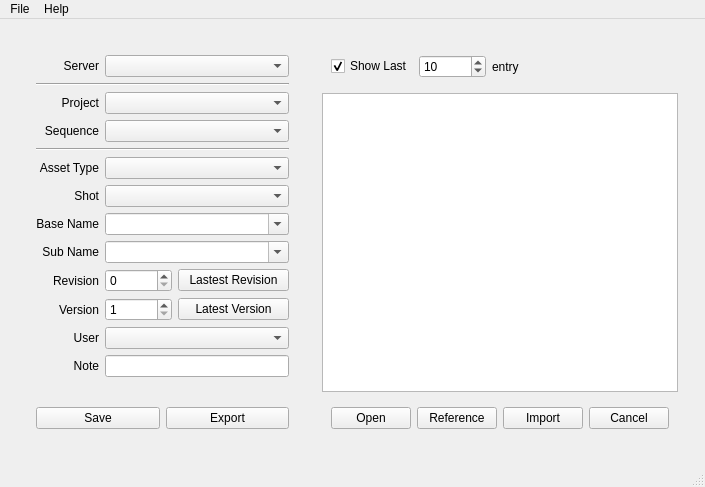
code-google-com/oyprojectmanager, file ui/assetManager.ui: the form before one commit.
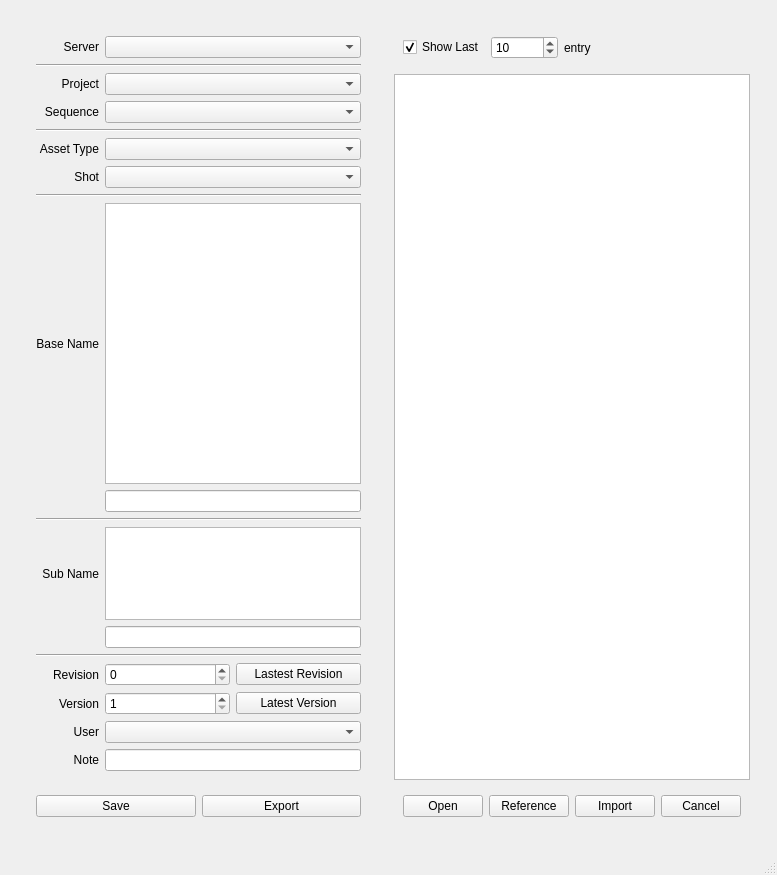
The form after the commit.

The edit to the form file:
```diff
--- a/ui/assetManager.ui
+++ b/ui/assetManager.ui
@@ -9,8 +9,8 @@
    <rect>
     <x>0</x>
     <y>0</y>
-    <width>703</width>
-    <height>487</height>
+    <width>749</width>
+    <height>875</height>
    </rect>
   </property>
   <property name="sizePolicy">
@@ -47,7 +47,7 @@
            <verstretch>1</verstretch>
           </sizepolicy>
          </property>
-         <layout class="QVBoxLayout" name="verticalLayout1" stretch="0,1,0">
+         <layout class="QVBoxLayout" name="verticalLayout1" stretch="0,0">
           <item>
            <widget class="QWidget" name="gridWidget1" native="true">
             <layout class="QGridLayout" name="gridLayout1">
@@ -218,7 +218,7 @@
                </property>
               </widget>
              </item>
-             <item row="8" column="0">
+             <item row="10" column="0">
               <widget class="QLabel" name="baseName_label1">
                <property name="text">
                 <string>Base Name</string>
@@ -228,34 +228,7 @@
                </property>
               </widget>
              </item>
-             <item row="8" column="1">
-              <widget class="QComboBox" name="baseName_comboBox1">
-               <property name="enabled">
-                <bool>true</bool>
-               </property>
-               <property name="sizePolicy">
-                <sizepolicy hsizetype="Preferred" vsizetype="Fixed">
-                 <horstretch>1</horstretch>
-                 <verstretch>0</verstretch>
-                </sizepolicy>
-               </property>
-               <property name="toolTip">
-                <string>for shot independent types enter or select a baseName</string>
-               </property>
-               <property name="statusTip">
-                <string>for shot independent types enter or select a baseName</string>
-               </property>
-               <property name="whatsThis">
-                <string>Base Name:
-
-This shows the base name of an asset</string>
-               </property>
-               <property name="editable">
-                <bool>true</bool>
-               </property>
-              </widget>
-             </item>
-             <item row="9" column="0">
+             <item row="13" column="0">
               <widget class="QLabel" name="subName_label1">
                <property name="text">
                 <string>Sub Name</string>
@@ -265,33 +238,6 @@
                </property>
               </widget>
              </item>
-             <item row="9" column="1">
-              <widget class="QComboBox" name="subName_comboBox1">
-               <property name="enabled">
-                <bool>true</bool>
-               </property>
-               <property name="sizePolicy">
-                <sizepolicy hsizetype="Preferred" vsizetype="Fixed">
-                 <horstretch>1</horstretch>
-                 <verstretch>0</verstretch>
-                </sizepolicy>
-               </property>
-               <property name="toolTip">
-                <string>if the project supports SubName field, you can enter or select a subName</string>
-               </property>
-               <property name="statusTip">
-                <string>if the project supports SubName field, you can enter or select a subName</string>
-               </property>
-               <property name="whatsThis">
-                <string>Sub Name:
-
-Sub name field is introduced with this new version. Its main purpose is to let the users work on the same shot dependent assets togather. By default the field will be set to MAIN...</string>
-               </property>
-               <property name="editable">
-                <bool>true</bool>
-               </property>
-              </widget>
-             </item>
              <item row="1" column="0" colspan="2">
               <widget class="Line" name="line">
                <property name="orientation">
@@ -306,7 +252,7 @@
                </property>
               </widget>
              </item>
-             <item row="10" column="0">
+             <item row="16" column="0">
               <widget class="QLabel" name="revision_label1">
                <property name="text">
                 <string>Revision</string>
@@ -316,7 +262,7 @@
                </property>
               </widget>
              </item>
-             <item row="10" column="1">
+             <item row="16" column="1">
               <widget class="QWidget" name="revision_horizontalWidget" native="true">
                <layout class="QHBoxLayout" name="revision_horizontalLayout" stretch="1,1">
                 <property name="margin">
@@ -359,7 +305,7 @@
                </layout>
               </widget>
              </item>
-             <item row="11" column="0">
+             <item row="17" column="0">
               <widget class="QLabel" name="version_label1">
                <property name="text">
                 <string>Version</string>
@@ -369,7 +315,7 @@
                </property>
               </widget>
              </item>
-             <item row="11" column="1">
+             <item row="17" column="1">
               <widget class="QWidget" name="version_horizontalWidget" native="true">
                <layout class="QHBoxLayout" name="version_horizontalLayout">
                 <property name="margin">
@@ -421,7 +367,7 @@
                </layout>
               </widget>
              </item>
-             <item row="12" column="0">
+             <item row="18" column="0">
               <widget class="QLabel" name="user_label1">
                <property name="text">
                 <string>User</string>
@@ -431,7 +377,7 @@
                </property>
               </widget>
              </item>
-             <item row="12" column="1">
+             <item row="18" column="1">
               <widget class="QComboBox" name="user_comboBox1">
                <property name="sizePolicy">
                 <sizepolicy hsizetype="Preferred" vsizetype="Fixed">
@@ -452,7 +398,7 @@
                </property>
               </widget>
              </item>
-             <item row="13" column="0">
+             <item row="19" column="0">
               <widget class="QLabel" name="note_label1">
                <property name="text">
                 <string>Note</string>
@@ -462,7 +408,7 @@
                </property>
               </widget>
              </item>
-             <item row="13" column="1">
+             <item row="19" column="1">
               <widget class="QLineEdit" name="note_lineEdit1">
                <property name="sizePolicy">
                 <sizepolicy hsizetype="Expanding" vsizetype="Fixed">
@@ -483,22 +429,65 @@
                </property>
               </widget>
              </item>
+             <item row="10" column="1">
+              <widget class="QListWidget" name="baseName_listWidget">
+               <property name="sizePolicy">
+                <sizepolicy hsizetype="Expanding" vsizetype="Expanding">
+                 <horstretch>0</horstretch>
+                 <verstretch>3</verstretch>
+                </sizepolicy>
+               </property>
+               <property name="alternatingRowColors">
+                <bool>true</bool>
+               </property>
+              </widget>
+             </item>
+             <item row="11" column="1">
+              <widget class="QLineEdit" name="baseName_lineEdit"/>
+             </item>
+             <item row="13" column="1">
+              <widget class="QListWidget" name="subName_listWidget">
+               <property name="sizePolicy">
+                <sizepolicy hsizetype="Expanding" vsizetype="Expanding">
+                 <horstretch>0</horstretch>
+                 <verstretch>1</verstretch>
+                </sizepolicy>
+               </property>
+               <property name="alternatingRowColors">
+                <bool>true</bool>
+               </property>
+               <property name="resizeMode">
+                <enum>QListView::Fixed</enum>
+               </property>
+              </widget>
+             </item>
+             <item row="14" column="1">
+              <widget class="QLineEdit" name="subName_lineEdit"/>
+             </item>
+             <item row="8" column="0" colspan="2">
+              <widget class="Line" name="line_3">
+               <property name="orientation">
+                <enum>Qt::Horizontal</enum>
+               </property>
+              </widget>
+             </item>
+             <item row="12" column="0" colspan="2">
+              <widget class="Line" name="line_4">
+               <property name="orientation">
+                <enum>Qt::Horizontal</enum>
+               </property>
+              </widget>
+             </item>
+             <item row="15" column="0" colspan="2">
+              <widget class="Line" name="line_5">
+               <property name="orientation">
+                <enum>Qt::Horizontal</enum>
+               </property>
+              </widget>
+             </item>
             </layout>
            </widget>
           </item>
-          <item>
-           <spacer name="verticalSpacer">
-            <property name="orientation">
-             <enum>Qt::Vertical</enum>
-            </property>
-            <property name="sizeHint" stdset="0">
-             <size>
-              <width>20</width>
-              <height>40</height>
-             </size>
-            </property>
-           </spacer>
-          </item>
           <item>
            <widget class="QWidget" name="saveButtons_horizontalWidget" native="true">
             <layout class="QHBoxLayout" name="saveCanel_horizontalLayout" stretch="1,1">
@@ -627,6 +616,9 @@
 
 All versions of the currently selected asset will be listed here...</string>
             </property>
+            <property name="alternatingRowColors">
+             <bool>true</bool>
+            </property>
            </widget>
           </item>
           <item>
@@ -739,41 +731,6 @@
     </item>
    </layout>
   </widget>
-  <widget class="QMenuBar" name="menubar">
-   <property name="geometry">
-    <rect>
-     <x>0</x>
-     <y>0</y>
-     <width>703</width>
-     <height>23</height>
-    </rect>
-   </property>
-   <property name="sizePolicy">
-    <sizepolicy hsizetype="MinimumExpanding" vsizetype="Minimum">
-     <horstretch>0</horstretch>
-     <verstretch>0</verstretch>
-    </sizepolicy>
-   </property>
-   <widget class="QMenu" name="menuFile">
-    <property name="title">
-     <string>File</string>
-    </property>
-    <addaction name="actionOpen_Settings"/>
-    <addaction name="actionSave_Asset"/>
-    <addaction name="separator"/>
-    <addaction name="actionSave_Settings"/>
-    <addaction name="actionExit"/>
-   </widget>
-   <widget class="QMenu" name="menuHelp">
-    <property name="title">
-     <string>Help</string>
-    </property>
-    <addaction name="actionAbout"/>
-    <addaction name="separator"/>
-   </widget>
-   <addaction name="menuFile"/>
-   <addaction name="menuHelp"/>
-  </widget>
   <widget class="QStatusBar" name="statusbar">
    <property name="sizePolicy">
     <sizepolicy hsizetype="Expanding" vsizetype="Expanding">
```
